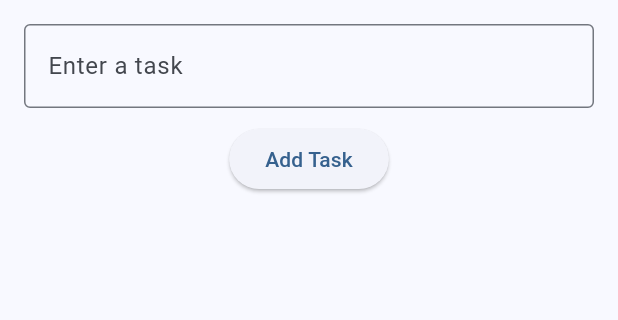
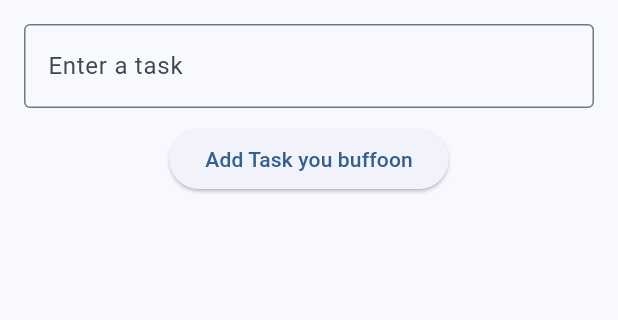
Before and after one commit to ntua-el21059/TrackEat, a Flutter app: the screen it shows after launch, on a phone screen of 412 x 824 dp, the part 84-404 px from its top. Run offline on Flutter 3.47's test engine with Material 3 defaults, Android fonts, the phone set to English and light mode, and no system bars.

Commit message:
Fixed pubspec.yaml (Reverted to old)

```diff
--- a/lib/main.dart
+++ b/lib/main.dart
@@ -67,7 +67,7 @@
             const SizedBox(height: 10),
             ElevatedButton(
               onPressed: _addTask,
-              child: const Text('Add Task'),
+              child: const Text('Add Task you buffoon'),
             ),
             const SizedBox(height: 20),
             Expanded(
```
Also changed, not shown: pubspec.yaml (+65 -23 lines), assets/fonts/Inter-VariableFont_opsz,wght.ttf (added), pubspec.lock.
